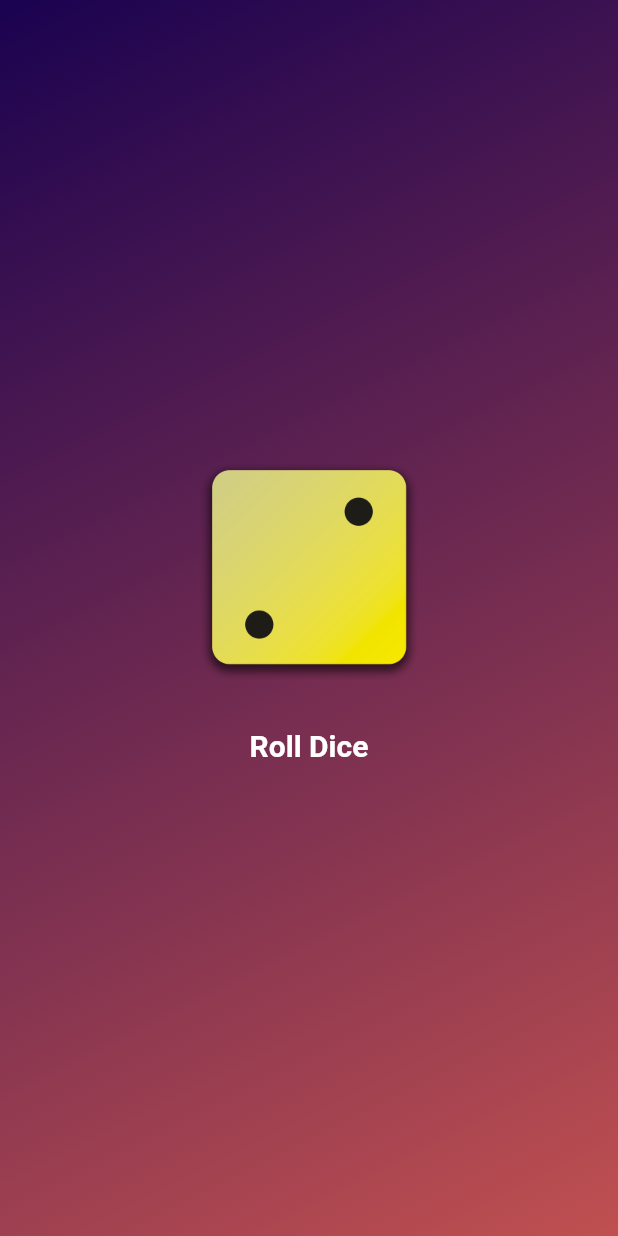
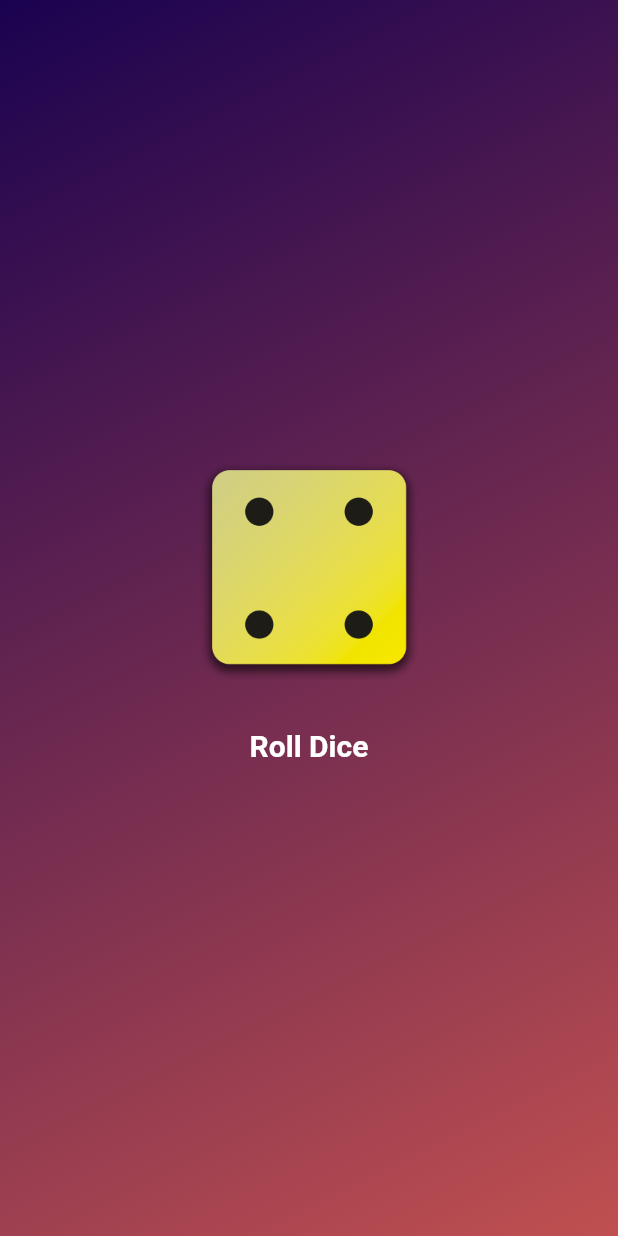
Before and after one commit to IRSAGE/Flutter-Basic-Fundamentals, a Flutter app: the screen it shows after launch, after a tap on "Roll Dice", on a phone screen of 412 x 824 dp. Run offline on Flutter 3.47's test engine with Material 3 defaults, Android fonts, the phone set to English and light mode, and no system bars.

```diff
--- /dev/null
+++ b/lib/dice_roller.dart
@@ -0,0 +1,49 @@
+import 'package:flutter/material.dart';
+
+class DiceRoller extends StatefulWidget {
+  const DiceRoller({super.key});
+  @override
+  State<DiceRoller> createState() {
+    return _DiceRollerState();
+  }
+}
+
+class _DiceRollerState extends State<DiceRoller> {
+  var activeDiceImage = "assets/images/dice-2.png";
+
+  void rollDice() {
+    setState(() {
+      activeDiceImage = "assets/images/dice-4.png";
+    });
+  }
+
+  @override
+  Widget build(context) {
+    return Column(
+      mainAxisSize: MainAxisSize.min,
+      children: [
+        Image.asset(
+          activeDiceImage,
+          width: 150,
+        ),
+        const SizedBox(
+          height: 20,
+        ),
+        TextButton(
+          onPressed: rollDice,
+          style: TextButton.styleFrom(
+            foregroundColor: Colors.white,
+            // padding: const EdgeInsets.only(
+            //   top: 20,
+            // ),
+            textStyle: const TextStyle(
+              fontSize: 20,
+              fontWeight: FontWeight.bold,
+            ),
+          ),
+          child: const Text("Roll Dice"),
+        )
+      ],
+    );
+  }
+}
--- a/lib/gradient_container.dart
+++ b/lib/gradient_container.dart
@@ -1,3 +1,4 @@
+import 'package:first_app/dice_roller.dart';
 import 'package:flutter/material.dart';
 
 const startAlignment = Alignment.topLeft;
@@ -14,8 +15,6 @@ class GradientContainer extends StatelessWidget {
   final Color color1;
   final Color color2;
 
-  void rollDice() {}
-
   @override
   Widget build(BuildContext context) {
     return Container(
@@ -26,33 +25,8 @@ class GradientContainer extends StatelessWidget {
           end: endAlignment,
         ),
       ),
-      child: Center(
-        child: Column(
-          mainAxisSize: MainAxisSize.min,
-          children: [
-            Image.asset(
-              "assets/images/dice-2.png",
-              width: 150,
-            ),
-            const SizedBox(
-              height: 20,
-            ),
-            TextButton(
-              onPressed: rollDice,
-              style: TextButton.styleFrom(
-                foregroundColor: Colors.white,
-                // padding: const EdgeInsets.only(
-                //   top: 20,
-                // ),
-                textStyle: const TextStyle(
-                  fontSize: 20,
-                  fontWeight: FontWeight.bold,
-                ),
-              ),
-              child: const Text("Roll Dice"),
-            )
-          ],
-        ),
+      child: const Center(
+        child: DiceRoller(),
       ),
     );
   }
```
